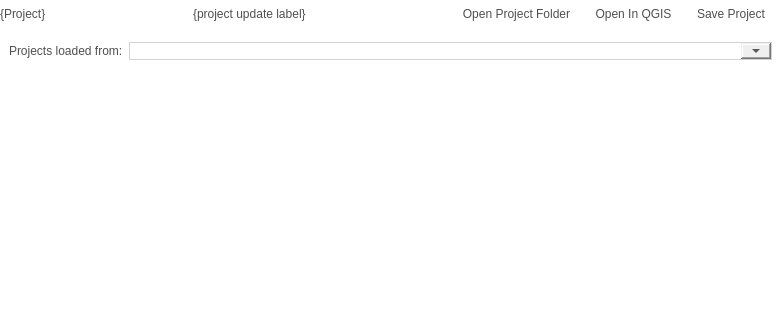
Qt form src/configmanager/ui/ui_projectwidget.ui (roam-qgis/Roam) before a commit; both pictures show x 0 to 781 and y 0 to 320 of the 781 by 733 pixel window.
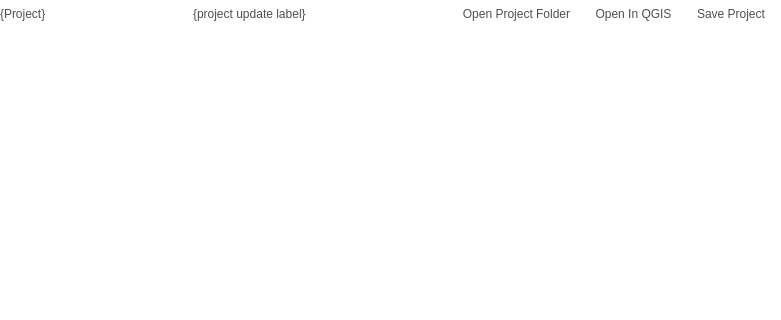
The same form after that commit. The open tabs and pages were chosen to show the change. Icons and pictures are not drawn. Custom widgets are drawn as their Qt base class.

Commit message: Split config manager projects node into new widget

Diff of the .ui file:
```diff
--- a/src/configmanager/ui/ui_projectwidget.ui
+++ b/src/configmanager/ui/ui_projectwidget.ui
@@ -1118,19 +1118,8 @@
        </item>
       </layout>
      </widget>
-     <widget class="QWidget" name="projects_page">
-      <layout class="QFormLayout" name="formLayout_9">
-       <item row="1" column="0">
-        <widget class="QLabel" name="label_15">
-         <property name="text">
-          <string>Projects loaded from:</string>
-         </property>
-        </widget>
-       </item>
-       <item row="1" column="1">
-        <widget class="QComboBox" name="projectlocations"/>
-       </item>
-      </layout>
+     <widget class="ProjectsNode" name="projects_page">
+      <layout class="QVBoxLayout" name="verticalLayout_4"/>
      </widget>
      <widget class="QWidget" name="invalidproject_page">
       <layout class="QVBoxLayout" name="verticalLayout">
@@ -1336,6 +1325,12 @@
    <header>qgis.gui</header>
    <container>1</container>
   </customwidget>
+  <customwidget>
+   <class>ProjectsNode</class>
+   <extends>QWidget</extends>
+   <header>configmanager.gui</header>
+   <container>1</container>
+  </customwidget>
  </customwidgets>
  <resources>
   <include location="resources.qrc"/>
```
Left out of the diff: 3 changed lines with no effect on the pictures. The commit also changes 5 other files.
